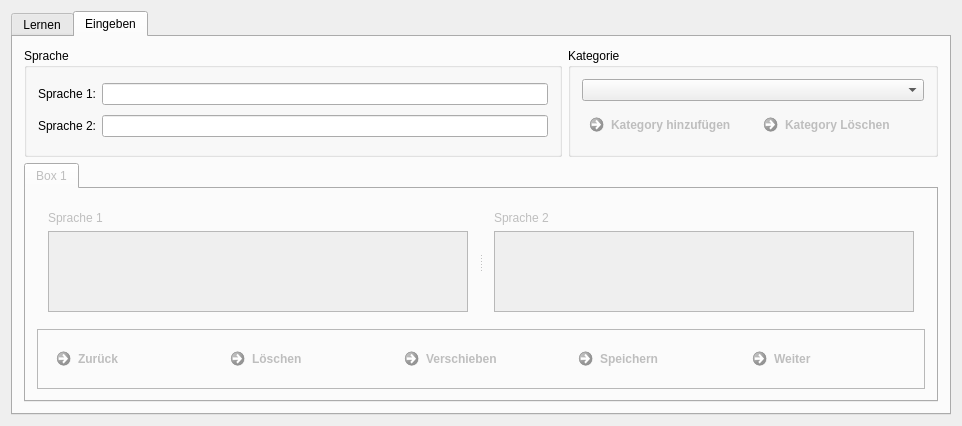
First picture: the form in cpp/src/mainwindow.ui, repository MichaelSp/Langunator, before the edit.
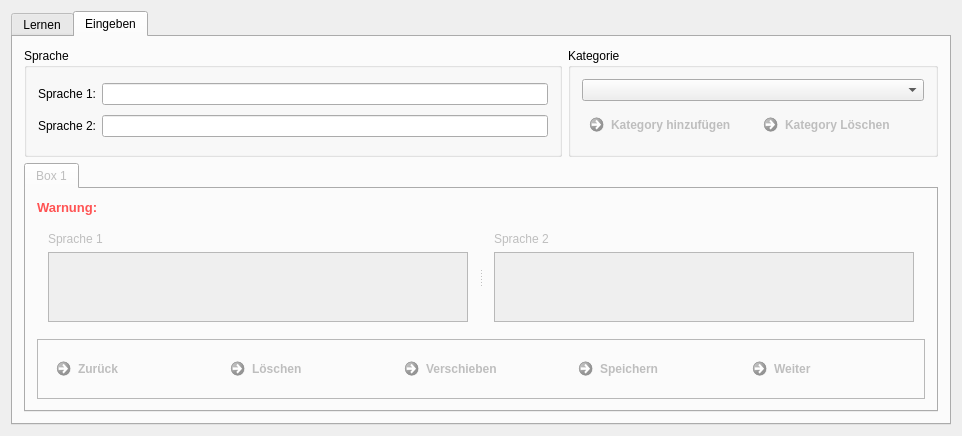
Second picture: the form after the edit. Icons and pictures are not drawn.

Patch:
```diff
--- a/cpp/src/mainwindow.ui
+++ b/cpp/src/mainwindow.ui
@@ -239,48 +239,7 @@
             <string>Box 1</string>
            </attribute>
            <layout class="QGridLayout" name="gridLayout_8">
-            <item row="0" column="0">
-             <widget class="QSplitter" name="splitter_2">
-              <property name="orientation">
-               <enum>Qt::Horizontal</enum>
-              </property>
-              <widget class="QWidget" name="layoutWidget">
-               <layout class="QVBoxLayout" name="verticalLayout_2">
-                <item>
-                 <widget class="QLabel" name="lblLanguage1">
-                  <property name="text">
-                   <string>Sprache 1</string>
-                  </property>
-                  <property name="buddy">
-                   <cstring>txtLanguage1</cstring>
-                  </property>
-                 </widget>
-                </item>
-                <item>
-                 <widget class="QTextEdit" name="txtLanguage1"/>
-                </item>
-               </layout>
-              </widget>
-              <widget class="QWidget" name="layoutWidget">
-               <layout class="QVBoxLayout" name="verticalLayout">
-                <item>
-                 <widget class="QLabel" name="lblLanguage2">
-                  <property name="text">
-                   <string>Sprache 2</string>
-                  </property>
-                  <property name="buddy">
-                   <cstring>txtLanguage2</cstring>
-                  </property>
-                 </widget>
-                </item>
-                <item>
-                 <widget class="QTextEdit" name="txtLanguage2"/>
-                </item>
-               </layout>
-              </widget>
-             </widget>
-            </item>
-            <item row="1" column="0">
+            <item row="2" column="0">
              <widget class="QFrame" name="frame">
               <property name="frameShape">
                <enum>QFrame::StyledPanel</enum>
@@ -343,6 +302,206 @@
               </layout>
              </widget>
             </item>
+            <item row="1" column="0">
+             <widget class="QSplitter" name="splitter_2">
+              <property name="orientation">
+               <enum>Qt::Horizontal</enum>
+              </property>
+              <widget class="QWidget" name="layoutWidget">
+               <layout class="QVBoxLayout" name="verticalLayout_2">
+                <item>
+                 <widget class="QLabel" name="lblLanguage1">
+                  <property name="text">
+                   <string>Sprache 1</string>
+                  </property>
+                  <property name="buddy">
+                   <cstring>txtLanguage1</cstring>
+                  </property>
+                 </widget>
+                </item>
+                <item>
+                 <widget class="QTextEdit" name="txtLanguage1"/>
+                </item>
+               </layout>
+              </widget>
+              <widget class="QWidget" name="layoutWidget">
+               <layout class="QVBoxLayout" name="verticalLayout">
+                <item>
+                 <widget class="QLabel" name="lblLanguage2">
+                  <property name="text">
+                   <string>Sprache 2</string>
+                  </property>
+                  <property name="buddy">
+                   <cstring>txtLanguage2</cstring>
+                  </property>
+                 </widget>
+                </item>
+                <item>
+                 <widget class="QTextEdit" name="txtLanguage2"/>
+                </item>
+               </layout>
+              </widget>
+             </widget>
+            </item>
+            <item row="0" column="0">
+             <widget class="QLabel" name="lblWarning">
+              <property name="palette">
+               <palette>
+                <active>
+                 <colorrole role="WindowText">
+                  <brush brushstyle="SolidPattern">
+                   <color alpha="255">
+                    <red>255</red>
+                    <green>0</green>
+                    <blue>0</blue>
+                   </color>
+                  </brush>
+                 </colorrole>
+                 <colorrole role="Button">
+                  <brush brushstyle="SolidPattern">
+                   <color alpha="255">
+                    <red>255</red>
+                    <green>206</green>
+                    <blue>206</blue>
+                   </color>
+                  </brush>
+                 </colorrole>
+                 <colorrole role="Text">
+                  <brush brushstyle="SolidPattern">
+                   <color alpha="255">
+                    <red>255</red>
+                    <green>0</green>
+                    <blue>0</blue>
+                   </color>
+                  </brush>
+                 </colorrole>
+                 <colorrole role="Base">
+                  <brush brushstyle="SolidPattern">
+                   <color alpha="255">
+                    <red>255</red>
+                    <green>255</green>
+                    <blue>255</blue>
+                   </color>
+                  </brush>
+                 </colorrole>
+                 <colorrole role="Window">
+                  <brush brushstyle="SolidPattern">
+                   <color alpha="255">
+                    <red>240</red>
+                    <green>203</green>
+                    <blue>203</blue>
+                   </color>
+                  </brush>
+                 </colorrole>
+                </active>
+                <inactive>
+                 <colorrole role="WindowText">
+                  <brush brushstyle="SolidPattern">
+                   <color alpha="255">
+                    <red>255</red>
+                    <green>0</green>
+                    <blue>0</blue>
+                   </color>
+                  </brush>
+                 </colorrole>
+                 <colorrole role="Button">
+                  <brush brushstyle="SolidPattern">
+                   <color alpha="255">
+                    <red>255</red>
+                    <green>206</green>
+                    <blue>206</blue>
+                   </color>
+                  </brush>
+                 </colorrole>
+                 <colorrole role="Text">
+                  <brush brushstyle="SolidPattern">
+                   <color alpha="255">
+                    <red>255</red>
+                    <green>0</green>
+                    <blue>0</blue>
+                   </color>
+                  </brush>
+                 </colorrole>
+                 <colorrole role="Base">
+                  <brush brushstyle="SolidPattern">
+                   <color alpha="255">
+                    <red>255</red>
+                    <green>255</green>
+                    <blue>255</blue>
+                   </color>
+                  </brush>
+                 </colorrole>
+                 <colorrole role="Window">
+                  <brush brushstyle="SolidPattern">
+                   <color alpha="255">
+                    <red>240</red>
+                    <green>203</green>
+                    <blue>203</blue>
+                   </color>
+                  </brush>
+                 </colorrole>
+                </inactive>
+                <disabled>
+                 <colorrole role="WindowText">
+                  <brush brushstyle="SolidPattern">
+                   <color alpha="255">
+                    <red>255</red>
+                    <green>83</green>
+                    <blue>83</blue>
+                   </color>
+                  </brush>
+                 </colorrole>
+                 <colorrole role="Button">
+                  <brush brushstyle="SolidPattern">
+                   <color alpha="255">
+                    <red>255</red>
+                    <green>206</green>
+                    <blue>206</blue>
+                   </color>
+                  </brush>
+                 </colorrole>
+                 <colorrole role="Text">
+                  <brush brushstyle="SolidPattern">
+                   <color alpha="255">
+                    <red>255</red>
+                    <green>97</green>
+                    <blue>97</blue>
+                   </color>
+                  </brush>
+                 </colorrole>
+                 <colorrole role="Base">
+                  <brush brushstyle="SolidPattern">
+                   <color alpha="255">
+                    <red>240</red>
+                    <green>203</green>
+                    <blue>203</blue>
+                   </color>
+                  </brush>
+                 </colorrole>
+                 <colorrole role="Window">
+                  <brush brushstyle="SolidPattern">
+                   <color alpha="255">
+                    <red>240</red>
+                    <green>203</green>
+                    <blue>203</blue>
+                   </color>
+                  </brush>
+                 </colorrole>
+                </disabled>
+               </palette>
+              </property>
+              <property name="font">
+               <font>
+                <pointsize>10</pointsize>
+                <weight>75</weight>
+                <bold>true</bold>
+               </font>
+              </property>
+              <property name="text">
+               <string>Warnung:</string>
+              </property>
+             </widget>
+            </item>
            </layout>
           </widget>
          </widget>
```
